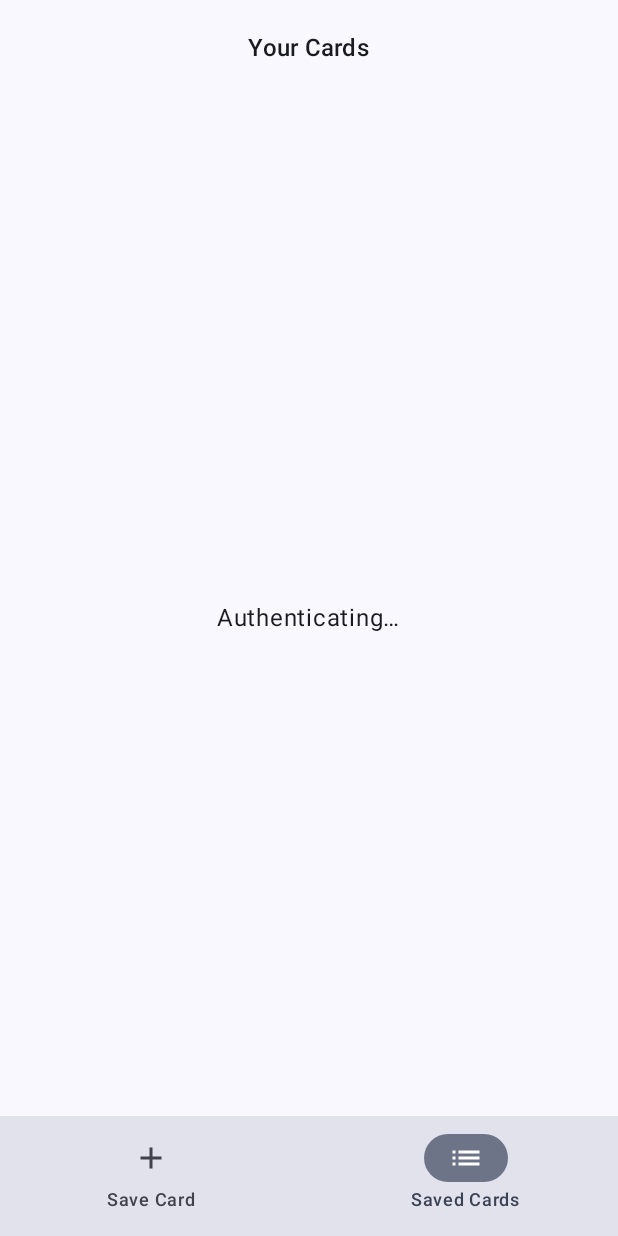
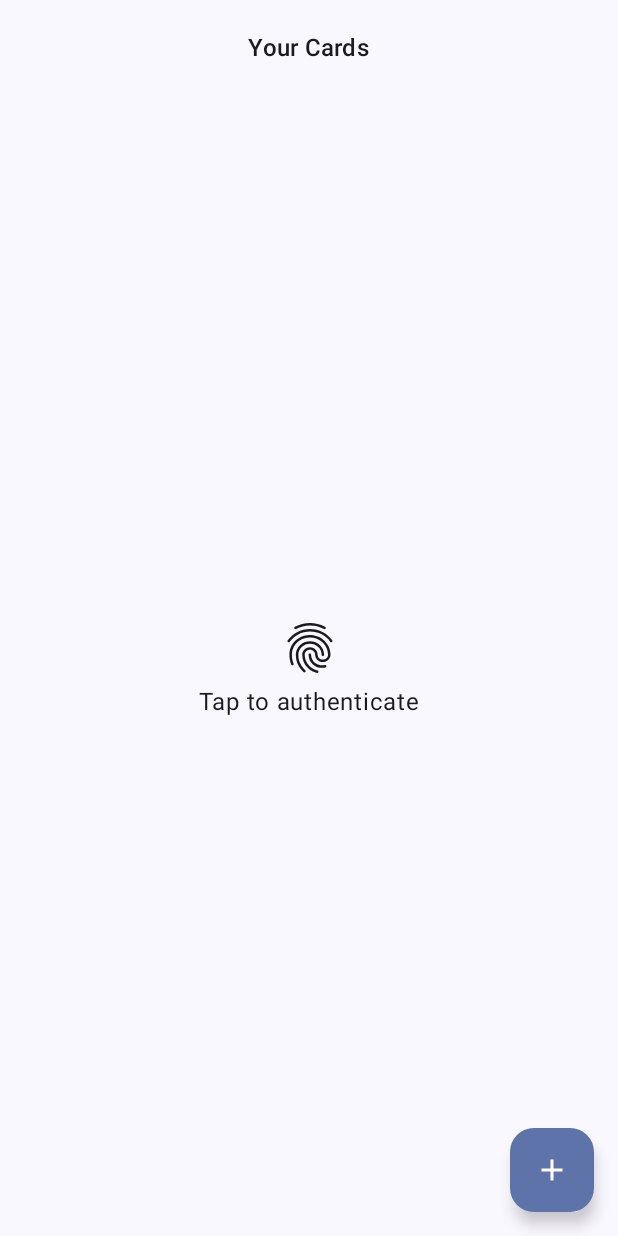
Before and after one commit to althafvly/CCStore, an Android app built with Jetpack Compose: the CardListScreen screen opened through its navigation route, on a phone screen of 412 x 824 dp. Run offline under Robolectric (Android 15) with nearby library versions, the phone set to English and light mode, and no system bars; our stand-ins replace Room's generated code; libraries missing offline, so code that uses them is left out: dev.spght.encryptedprefs, net.zetetic.database; 8 statements that could not run were skipped.

```diff
--- a/app/src/main/java/com/sorrybro/ccstore/MainActivity.kt
+++ b/app/src/main/java/com/sorrybro/ccstore/MainActivity.kt
@@ -2,6 +2,7 @@ package com.sorrybro.ccstore
 
 import android.os.Bundle
 import androidx.activity.compose.setContent
+import androidx.core.view.WindowCompat
 import androidx.fragment.app.FragmentActivity
 import com.sorrybro.ccstore.screen.MainScreen
 import com.sorrybro.ccstore.ui.theme.CCStoreTheme
@@ -9,6 +10,7 @@ import com.sorrybro.ccstore.ui.theme.CCStoreTheme
 class MainActivity : FragmentActivity() {
     override fun onCreate(savedInstanceState: Bundle?) {
         super.onCreate(savedInstanceState)
+        WindowCompat.setDecorFitsSystemWindows(window, false)
         setContent {
             CCStoreTheme {
                 MainScreen()
--- a/app/src/main/java/com/sorrybro/ccstore/nav/NavGraph.kt
+++ b/app/src/main/java/com/sorrybro/ccstore/nav/NavGraph.kt
@@ -1,12 +1,21 @@
 package com.sorrybro.ccstore.nav
 
 import androidx.activity.compose.LocalActivity
+import androidx.compose.animation.core.animateFloatAsState
+import androidx.compose.foundation.interaction.MutableInteractionSource
+import androidx.compose.foundation.interaction.collectIsPressedAsState
 import androidx.compose.foundation.layout.Box
+import androidx.compose.foundation.layout.Column
 import androidx.compose.foundation.layout.PaddingValues
 import androidx.compose.foundation.layout.fillMaxSize
+import androidx.compose.foundation.layout.padding
+import androidx.compose.foundation.layout.size
+import androidx.compose.material.icons.Icons
+import androidx.compose.material.icons.filled.Fingerprint
+import androidx.compose.material3.Icon
+import androidx.compose.material3.IconButton
 import androidx.compose.material3.Text
 import androidx.compose.runtime.Composable
-import androidx.compose.runtime.LaunchedEffect
 import androidx.compose.runtime.getValue
 import androidx.compose.runtime.mutableStateOf
 import androidx.compose.runtime.remember
@@ -14,14 +23,15 @@ import androidx.compose.runtime.saveable.rememberSaveable
 import androidx.compose.runtime.setValue
 import androidx.compose.ui.Alignment
 import androidx.compose.ui.Modifier
+import androidx.compose.ui.draw.scale
 import androidx.compose.ui.res.stringResource
+import androidx.compose.ui.unit.dp
 import androidx.navigation.NavHostController
 import androidx.navigation.compose.NavHost
 import androidx.navigation.compose.composable
 import com.sorrybro.ccstore.R
 import com.sorrybro.ccstore.auth.AuthManager
 import com.sorrybro.ccstore.screen.CardListScreen
-import com.sorrybro.ccstore.screen.SaveCardScreen
 import com.sorrybro.ccstore.view.CardViewModel
 import java.util.concurrent.Executors
 
@@ -30,36 +40,61 @@ fun NavGraph(navController: NavHostController, viewModel: CardViewModel, padding
     val activity = LocalActivity.current
     val executor = remember { Executors.newSingleThreadExecutor() }
 
-    NavHost(navController = navController, startDestination = NavRoutes.SAVE) {
-        composable(NavRoutes.SAVE) {
-            SaveCardScreen(viewModel = viewModel, padding = padding)
-        }
+    NavHost(navController = navController, startDestination = NavRoutes.LIST) {
         composable(NavRoutes.LIST) {
-            var authTriggered by rememberSaveable { mutableStateOf(false) }
             var isAuthenticated by rememberSaveable { mutableStateOf(false) }
-            LaunchedEffect(Unit) {
-                if (!authTriggered && activity != null) {
-                    authTriggered = true
+            var isAuthenticating by rememberSaveable { mutableStateOf(false) }
+
+            if (isAuthenticated) {
+                CardListScreen(viewModel = viewModel, padding = padding)
+            } else {
+                Box(
+                    modifier = Modifier
+                        .fillMaxSize()
+                        .padding(padding),
+                    contentAlignment = Alignment.Center
+                ) {
+                    Column(horizontalAlignment = Alignment.CenterHorizontally) {
+                        val interactionSource = remember { MutableInteractionSource() }
+                        val isPressed by interactionSource.collectIsPressedAsState()
+                        val scale by animateFloatAsState(
+                            targetValue = if (isPressed) 0.85f else 1f,
+                            label = "scaleAnimation"
+                        )
+
+                        IconButton(
+                            onClick = {
+                                if (!isAuthenticating && activity != null) {
+                                    isAuthenticating = true
                                     AuthManager.authenticate(
                                         activity = activity,
                                         executor = executor,
                                         onSuccess = {
                                             isAuthenticated = true
+                                            isAuthenticating = false
                                         },
                                         onError = { _, _ ->
-                            navController.navigate(NavRoutes.SAVE)
+                                            isAuthenticating = false
                                         }
                                     )
                                 }
+                            },
+                            interactionSource = interactionSource,
+                            modifier = Modifier.scale(scale)
+                        ) {
+                            Icon(
+                                imageVector = Icons.Default.Fingerprint,
+                                contentDescription = stringResource(R.string.authenticate),
+                                modifier = Modifier.size(64.dp)
+                            )
                         }
-
-            if (isAuthenticated) {
-                CardListScreen(viewModel = viewModel, padding = padding)
-            } else {
-                Box(modifier = Modifier.fillMaxSize(), contentAlignment = Alignment.Center) {
-                    Text(stringResource(R.string.authenticating))
+                        Text(
+                            text = if (isAuthenticating) stringResource(R.string.authenticating)
+                            else stringResource(R.string.tap_to_authenticate)
+                        )
                     }
                 }
             }
         }
     }
+}
--- a/app/src/main/java/com/sorrybro/ccstore/nav/NavRoutes.kt
+++ b/app/src/main/java/com/sorrybro/ccstore/nav/NavRoutes.kt
@@ -1,6 +1,5 @@
 package com.sorrybro.ccstore.nav
 
 object NavRoutes {
-    const val SAVE = "save"
     const val LIST = "list"
 }
--- a/app/src/main/java/com/sorrybro/ccstore/screen/MainBottomBar.kt
+++ /dev/null
@@ -1,39 +0,0 @@
-package com.sorrybro.ccstore.screen
-
-import androidx.compose.material.icons.Icons
-import androidx.compose.material.icons.automirrored.filled.List
-import androidx.compose.material.icons.filled.Add
-import androidx.compose.material3.Icon
-import androidx.compose.material3.MaterialTheme
-import androidx.compose.material3.NavigationBar
-import androidx.compose.material3.NavigationBarItem
-import androidx.compose.material3.Text
-import androidx.compose.runtime.Composable
-import androidx.compose.ui.res.stringResource
-import com.sorrybro.ccstore.R
-import com.sorrybro.ccstore.nav.NavRoutes
-
-@Composable
-fun MainBottomBar(
-    selectedRoute: String,
-    onNavigate: (String) -> Unit
-) {
-    NavigationBar(
-        containerColor = MaterialTheme.colorScheme.surfaceVariant,
-        contentColor = MaterialTheme.colorScheme.onSurfaceVariant
-    ) {
-        NavigationBarItem(
-            selected = selectedRoute == NavRoutes.SAVE,
-            onClick = { onNavigate(NavRoutes.SAVE) },
-            label = { Text(stringResource(R.string.save_card)) },
-            icon = { Icon(Icons.Default.Add, contentDescription = null) }
-        )
-
-        NavigationBarItem(
-            selected = selectedRoute == NavRoutes.LIST,
-            onClick = { onNavigate(NavRoutes.LIST) },
-            label = { Text(stringResource(R.string.saved_cards)) },
-            icon = { Icon(Icons.AutoMirrored.Filled.List, contentDescription = null) }
-        )
-    }
-}
--- a/app/src/main/java/com/sorrybro/ccstore/screen/MainScreen.kt
+++ b/app/src/main/java/com/sorrybro/ccstore/screen/MainScreen.kt
@@ -1,13 +1,22 @@
 package com.sorrybro.ccstore.screen
 
+import androidx.compose.material.icons.Icons
+import androidx.compose.material.icons.filled.Add
 import androidx.compose.material3.ExperimentalMaterial3Api
+import androidx.compose.material3.FloatingActionButton
+import androidx.compose.material3.Icon
 import androidx.compose.material3.Scaffold
 import androidx.compose.runtime.Composable
+import androidx.compose.runtime.getValue
+import androidx.compose.runtime.mutableStateOf
+import androidx.compose.runtime.remember
+import androidx.compose.runtime.setValue
 import androidx.lifecycle.viewmodel.compose.viewModel
 import androidx.navigation.compose.currentBackStackEntryAsState
 import androidx.navigation.compose.rememberNavController
 import com.sorrybro.ccstore.nav.NavGraph
 import com.sorrybro.ccstore.nav.NavRoutes
+import com.sorrybro.ccstore.screen.save.SaveCardDialog
 import com.sorrybro.ccstore.view.CardViewModel
 
 @OptIn(ExperimentalMaterial3Api::class)
@@ -15,27 +24,25 @@ import com.sorrybro.ccstore.view.CardViewModel
 fun MainScreen(viewModel: CardViewModel = viewModel()) {
     val navController = rememberNavController()
     val currentDestination = navController.currentBackStackEntryAsState().value?.destination?.route
-    val selected = currentDestination ?: NavRoutes.SAVE
+    val selected = currentDestination ?: NavRoutes.LIST
+    var showDialog by remember { mutableStateOf(false) }
 
     Scaffold(
         topBar = {
             MainTopBar(selectedRoute = selected)
         },
-        bottomBar = {
-            MainBottomBar(
-                selectedRoute = selected,
-                onNavigate = { route ->
-                    if (route != selected) {
-                        navController.navigate(route) {
-                            popUpTo(navController.graph.startDestinationId) { saveState = true }
-                            launchSingleTop = true
-                            restoreState = true
-                        }
-                    }
-                }
+        floatingActionButton = {
+            FloatingActionButton(onClick = { showDialog = true }) {
+                Icon(Icons.Default.Add, contentDescription = "Add Card")
+            }
+        }
+    ) { padding ->
+        if (showDialog) {
+            SaveCardDialog(
+                viewModel = viewModel,
+                onDismissRequest = { showDialog = false }
             )
         }
-    ) { padding ->
         NavGraph(navController = navController, viewModel = viewModel, padding = padding)
     }
 }
--- a/app/src/main/java/com/sorrybro/ccstore/screen/MainTopBar.kt
+++ b/app/src/main/java/com/sorrybro/ccstore/screen/MainTopBar.kt
@@ -17,7 +17,6 @@ fun MainTopBar(selectedRoute: String) {
         title = {
             Text(
                 when (selectedRoute) {
-                    NavRoutes.SAVE -> stringResource(R.string.add_card)
                     NavRoutes.LIST -> stringResource(R.string.your_cards)
                     else -> ""
                 },
--- a/app/src/main/java/com/sorrybro/ccstore/screen/SaveCardScreen.kt
+++ /dev/null
@@ -1,54 +0,0 @@
-package com.sorrybro.ccstore.screen
-
-import android.annotation.SuppressLint
-import androidx.compose.foundation.layout.Box
-import androidx.compose.foundation.layout.PaddingValues
-import androidx.compose.foundation.layout.fillMaxSize
-import androidx.compose.foundation.layout.padding
-import androidx.compose.foundation.shape.RoundedCornerShape
-import androidx.compose.material3.MaterialTheme
-import androidx.compose.material3.Scaffold
-import androidx.compose.material3.Snackbar
-import androidx.compose.material3.SnackbarHost
-import androidx.compose.material3.SnackbarHostState
-import androidx.compose.runtime.Composable
-import androidx.compose.runtime.remember
-import androidx.compose.ui.Modifier
-import androidx.compose.ui.unit.dp
-import com.sorrybro.ccstore.screen.save.SaveCardForm
-import com.sorrybro.ccstore.view.CardViewModel
-
-@SuppressLint("UnusedMaterial3ScaffoldPaddingParameter")
-@Composable
-fun SaveCardScreen(viewModel: CardViewModel, padding: PaddingValues) {
-    val snackbarHostState = remember { SnackbarHostState() }
-
-    Scaffold(
-        snackbarHost = {
-            SnackbarHost(
-                hostState = snackbarHostState,
-                modifier = Modifier.padding(padding),
-                snackbar = {
-                    Snackbar(
-                        containerColor = MaterialTheme.colorScheme.primaryContainer,
-                        contentColor = MaterialTheme.colorScheme.onPrimaryContainer,
-                        shape = RoundedCornerShape(12.dp),
-                        snackbarData = it
-                    )
-                }
-            )
-        }
-    ) {
-        Box(
-            modifier = Modifier
-                .fillMaxSize()
-                .padding(padding)
-                .padding(horizontal = 16.dp),
-        ) {
-            SaveCardForm(
-                viewModel = viewModel,
-                snackbarHostState = snackbarHostState
-            )
-        }
-    }
-}
--- a/app/src/main/java/com/sorrybro/ccstore/screen/save/SaveCardForm.kt
+++ b/app/src/main/java/com/sorrybro/ccstore/screen/save/SaveCardForm.kt
@@ -5,15 +5,11 @@ import androidx.compose.foundation.layout.Column
 import androidx.compose.foundation.layout.Spacer
 import androidx.compose.foundation.layout.fillMaxWidth
 import androidx.compose.foundation.layout.height
-import androidx.compose.foundation.layout.heightIn
-import androidx.compose.foundation.layout.padding
 import androidx.compose.foundation.rememberScrollState
-import androidx.compose.foundation.shape.RoundedCornerShape
 import androidx.compose.foundation.verticalScroll
-import androidx.compose.material3.Card
-import androidx.compose.material3.CardDefaults
-import androidx.compose.material3.MaterialTheme
+import androidx.compose.material3.Button
 import androidx.compose.material3.SnackbarHostState
+import androidx.compose.material3.Text
 import androidx.compose.runtime.Composable
 import androidx.compose.runtime.getValue
 import androidx.compose.runtime.mutableStateOf
@@ -22,7 +18,9 @@ import androidx.compose.runtime.saveable.rememberSaveable
 import androidx.compose.runtime.setValue
 import androidx.compose.ui.Alignment
 import androidx.compose.ui.Modifier
+import androidx.compose.ui.res.stringResource
 import androidx.compose.ui.unit.dp
+import com.sorrybro.ccstore.R
 import com.sorrybro.ccstore.data.BankName
 import com.sorrybro.ccstore.data.CardNetwork
 import com.sorrybro.ccstore.view.CardViewModel
@@ -31,7 +29,8 @@ import com.sorrybro.ccstore.view.CardViewModel
 @Composable
 fun SaveCardForm(
     viewModel: CardViewModel,
-    snackbarHostState: SnackbarHostState
+    snackbarHostState: SnackbarHostState,
+    onDismissRequest: () -> Unit
 ) {
     var name by rememberSaveable { mutableStateOf("") }
     var bankName by rememberSaveable { mutableStateOf("") }
@@ -43,20 +42,10 @@ fun SaveCardForm(
     val supportedNetworks = remember { CardNetwork.displayNames() }
     val supportedBanks = remember { BankName.displayNames() }
 
-    Card(
-        modifier = Modifier
-            .fillMaxWidth()
-            .padding(8.dp)
-            .heightIn(max = 600.dp),
-        elevation = CardDefaults.cardElevation(defaultElevation = 8.dp),
-        shape = RoundedCornerShape(16.dp),
-        colors = CardDefaults.cardColors(containerColor = MaterialTheme.colorScheme.surfaceVariant)
-    ) {
     val scrollState = rememberScrollState()
 
     Column(
         modifier = Modifier
-                .padding(20.dp)
             .fillMaxWidth()
             .verticalScroll(scrollState),
         verticalArrangement = Arrangement.spacedBy(12.dp),
@@ -81,15 +70,30 @@ fun SaveCardForm(
         Spacer(modifier = Modifier.height(8.dp))
 
         SaveButton(
-                name, cardNumber, expiry, cvv, cardNetwork, bankName,
-                viewModel, snackbarHostState
-            ) {
+            name = name,
+            cardNumber = cardNumber,
+            expiry = expiry,
+            cvv = cvv,
+            cardNetwork = cardNetwork,
+            bankName = bankName,
+            viewModel = viewModel,
+            snackbarHostState = snackbarHostState,
+            onSaved = {
                 name = ""
                 expiry = ""
                 cvv = ""
                 cardNumber = ""
                 cardNetwork = ""
+                onDismissRequest()
+            })
+
+        Button(
+            onClick = {
+                onDismissRequest()
+            },
+            modifier = Modifier.fillMaxWidth()
+        ) {
+            Text(text = stringResource(R.string.cancel))
         }
     }
 }
-}
--- a/app/src/main/res/values/strings.xml
+++ b/app/src/main/res/values/strings.xml
@@ -1,6 +1,5 @@
 <resources>
     <string name="app_name" translatable="false">CCStore</string>
-    <string name="add_card">Add Card</string>
     <string name="authenticate_title">Authenticate to access your cards</string>
     <string name="card_number">Card Number</string>
     <string name="card_saved">Card saved.</string>
@@ -10,7 +9,6 @@
     <string name="expiry_mm_yy">Expiry MM/YY</string>
     <string name="expires">"Expires: "</string>
     <string name="save_card">Save Card</string>
-    <string name="saved_cards">Saved Cards</string>
     <string name="toast_cvv_valid">CVV does not match for the card network.</string>
     <string name="toast_expiry_valid">Expiry must be in MM/YY format.</string>
     <string name="toast_name_valid">Name must be alphanumeric.</string>
@@ -20,14 +18,13 @@
     <string name="delete_card">Delete card</string>
     <string name="delete_card_confirm">Are you sure you want to delete this card?</string>
     <string name="cancel">Cancel</string>
-    <string name="card_number_copied">Card number copied</string>
     <string name="copy_number">Copy number</string>
-    <string name="expiry_copied">Expiry copied</string>
-    <string name="copy_expiry">Copy expiry</string>
     <string name="authenticating">Authenticating…</string>
     <string name="bank_name">Bank name</string>
     <string name="none">None</string>
     <string name="all">All</string>
     <string name="bank">Bank</string>
     <string name="network">Network</string>
+    <string name="authenticate">Authenticate</string>
+    <string name="tap_to_authenticate">Tap to authenticate</string>
 </resources>
```
Also changed, not shown: app/src/main/java/com/sorrybro/ccstore/screen/save/SaveCardDialog.kt (added, +49 -0 lines). Lines whose indentation alone changed are shown as unchanged.
